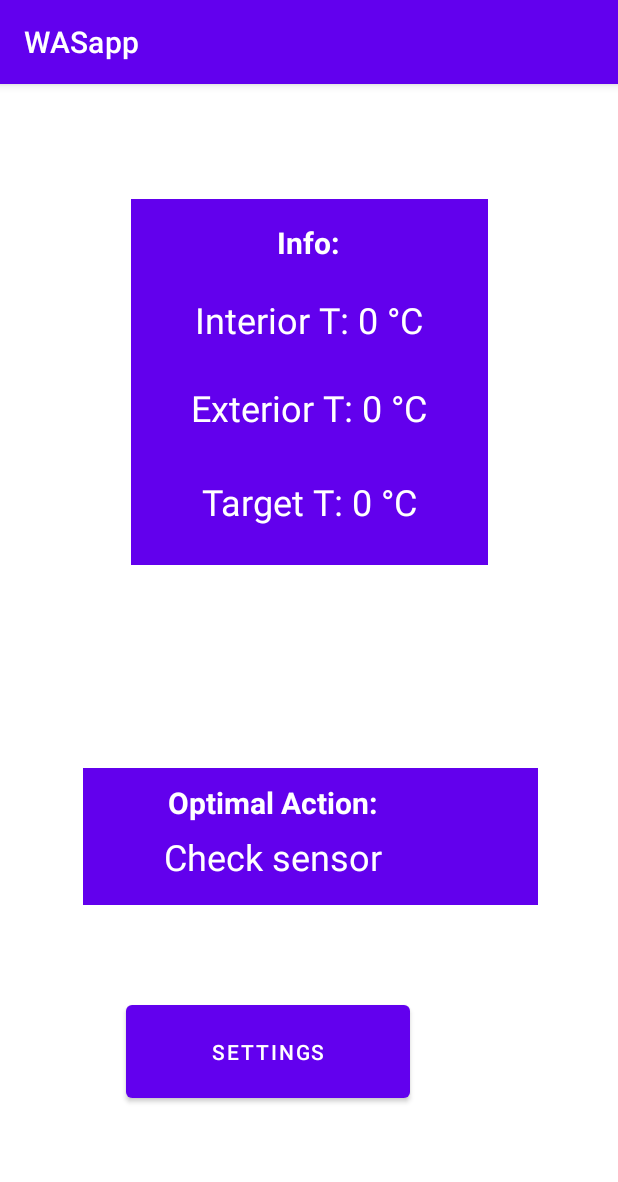
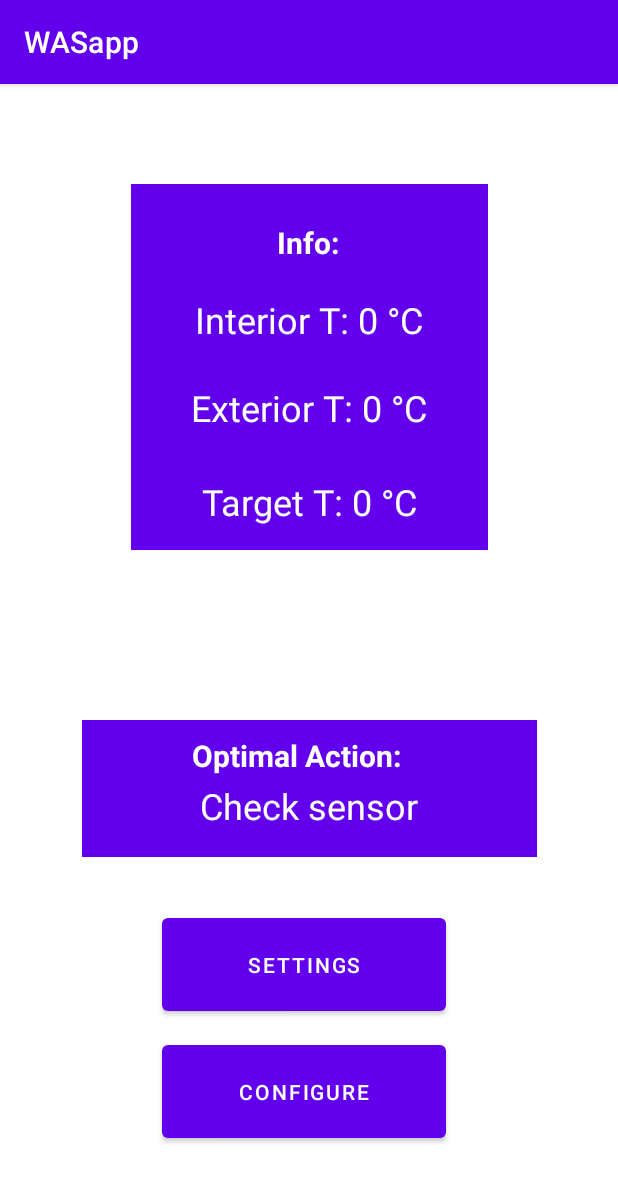
Before and after one commit to FabriceTUe/WASapp, an Android app: the screen it shows after launch (MainActivity), on a phone screen of 412 x 824 dp. Shown: the top 1182 px of the screen. Run offline under Robolectric (Android 15) with nearby library versions, the phone set to English and light mode, and no system bars; network calls fail.

Commit message:
Added config screen

```diff
--- a/app/src/main/AndroidManifest.xml
+++ b/app/src/main/AndroidManifest.xml
@@ -16,6 +16,9 @@
         android:theme="@style/Theme.WASapp"
         tools:targetApi="31">
         <activity
+            android:name=".ConfigureActivity"
+            android:exported="false" />
+        <activity
             android:name=".SettingsActivity"
             android:exported="false" />
         <activity
--- a/app/src/main/java/com/example/wasapp/MainActivity.java
+++ b/app/src/main/java/com/example/wasapp/MainActivity.java
@@ -32,9 +32,14 @@ public class MainActivity extends AppCompatActivity implements View.OnClickListe
         TextView targetTemperatureText = findViewById(R.id.targetTemperatureText);
         TextView notificationText = findViewById(R.id.notificationText);
         Button settingsButton = findViewById(R.id.settingsButton);
-        // set the onclick listener for the button (see method below)
+        Button configurationButton = findViewById(R.id.configureButton);
+
+        // set the onclick listener for settings button (see method below)
         settingsButton.setOnClickListener(this);
         Settings settings = Settings.getInstance(this);
+
+        // set onclick listener for config button:
+        configurationButton.setOnClickListener(new ConfigButtonHandler());
 
         clientLoopTask = ClientLoopTask.getInstance(this, interiorTemperatureText,
                 exteriorTemperatureText, targetTemperatureText, notificationText, settings);
@@ -58,4 +63,13 @@ public class MainActivity extends AppCompatActivity implements View.OnClickListe
         clientLoopTask.cancel(true); // close down the background task...
         super.onDestroy();
     }
+
+    private class ConfigButtonHandler implements View.OnClickListener {
+        @Override
+        public void onClick(View view) {
+            Intent intent = new Intent(getBaseContext(),
+                    SettingsActivity.class); // intend to switch to settings...
+            startActivity(intent); // start the next activity.
+        }
+    }
 }
--- a/app/src/main/java/com/example/wasapp/Settings.java
+++ b/app/src/main/java/com/example/wasapp/Settings.java
@@ -7,21 +7,19 @@ import com.google.gson.Gson;
 import com.google.gson.JsonIOException;
 
 import java.io.BufferedReader;
-import java.io.BufferedWriter;
 import java.io.File;
 import java.io.FileInputStream;
 import java.io.FileNotFoundException;
-import java.io.FileReader;
-import java.io.FileWriter;
 import java.io.IOException;
 import java.io.InputStreamReader;
 import java.io.OutputStreamWriter;
-import java.util.Scanner;
 
 public class Settings {
     private float targetTemperature;
     private float temperatureTolerance;
     private int messageDelay;
+    private String exteriorUrl;
+    private String interiorUrl;
     private static final String fileName = "settings.json";
 
     // Singleton
@@ -35,6 +33,8 @@ public class Settings {
                 instance.targetTemperature = 24; // set defaults...
                 instance.temperatureTolerance = 0;
                 instance.messageDelay = 30;
+                instance.exteriorUrl = "http://192.168.43.82/temperature";
+                instance.interiorUrl = "http://192.168.43.234/temperature";
             } else {
                 instance = loadedInstance;
             }
@@ -110,4 +110,10 @@ public class Settings {
     public int getMessageDelay() {
         return messageDelay;
     }
+
+    public void setExteriorUrl(String exteriorUrl) { this.exteriorUrl = exteriorUrl; }
+    public String getExteriorUrl() { return exteriorUrl; }
+
+    public void setInteriorUrl(String interiorUrl) { this.interiorUrl = interiorUrl; }
+    public String getInteriorUrl() { return interiorUrl; }
 }
--- a/app/src/main/res/layout/activity_main.xml
+++ b/app/src/main/res/layout/activity_main.xml
@@ -86,17 +86,31 @@
         android:background="#6200ED"
         app:layout_constraintBottom_toBottomOf="parent"
         app:layout_constraintEnd_toEndOf="parent"
-        app:layout_constraintHorizontal_bias="0.508"
         app:layout_constraintStart_toStartOf="parent"
         app:layout_constraintTop_toTopOf="parent"
-        app:layout_constraintVertical_bias="0.674"
+        app:layout_constraintVertical_bias="0.627"
         tools:srcCompat="?attr/selectableItemBackground" />
+
+    <TextView
+        android:id="@+id/InfoTitle"
+        android:layout_width="wrap_content"
+        android:layout_height="wrap_content"
+        android:layout_marginStart="128dp"
+        android:layout_marginBottom="50dp"
+        android:text="Optimal Action:"
+        android:textColor="#FFFFFF"
+        android:textSize="20sp"
+        android:textStyle="bold"
+        app:layout_constraintBottom_toBottomOf="parent"
+        app:layout_constraintStart_toStartOf="parent"
+        app:layout_constraintTop_toTopOf="parent"
+        app:layout_constraintVertical_bias="0.628" />
 
     <TextView
         android:id="@+id/notificationText"
         android:layout_width="236dp"
         android:layout_height="31dp"
-        android:layout_marginStart="64dp"
+        android:layout_marginStart="88dp"
         android:layout_marginBottom="-50dp"
         android:text="Loading..."
         android:textAlignment="center"
@@ -105,32 +119,28 @@
         app:layout_constraintBottom_toBottomOf="parent"
         app:layout_constraintStart_toStartOf="parent"
         app:layout_constraintTop_toTopOf="parent"
-        app:layout_constraintVertical_bias="0.634" />
+        app:layout_constraintVertical_bias="0.591" />
 
     <Button
         android:id="@+id/settingsButton"
         android:layout_width="189dp"
         android:layout_height="74dp"
-        android:layout_marginStart="84dp"
+        android:layout_marginStart="108dp"
         android:text="Settings"
         app:layout_constraintBottom_toBottomOf="parent"
         app:layout_constraintStart_toStartOf="parent"
         app:layout_constraintTop_toBottomOf="@+id/notificationText"
-        app:layout_constraintVertical_bias="0.474" />
+        app:layout_constraintVertical_bias="0.274" />
 
-    <TextView
-        android:id="@+id/InfoTitle"
-        android:layout_width="wrap_content"
-        android:layout_height="wrap_content"
-        android:layout_marginStart="112dp"
-        android:layout_marginBottom="50dp"
-        android:text="Optimal Action:"
-        android:textColor="#FFFFFF"
-        android:textSize="20sp"
-        android:textStyle="bold"
+    <Button
+        android:id="@+id/configureButton"
+        android:layout_width="189dp"
+        android:layout_height="74dp"
+        android:layout_marginStart="108dp"
+        android:text="Configure"
         app:layout_constraintBottom_toBottomOf="parent"
         app:layout_constraintStart_toStartOf="parent"
-        app:layout_constraintTop_toTopOf="parent"
-        app:layout_constraintVertical_bias="0.674" />
+        app:layout_constraintTop_toBottomOf="@+id/settingsButton"
+        app:layout_constraintVertical_bias="0.15" />
 
 </androidx.constraintlayout.widget.ConstraintLayout>
```
Also changed, not shown: app/src/main/java/com/example/wasapp/ConfigureActivity.java (added, +55 -0 lines), app/src/main/res/layout/activity_configure.xml (added, +66 -0 lines).
